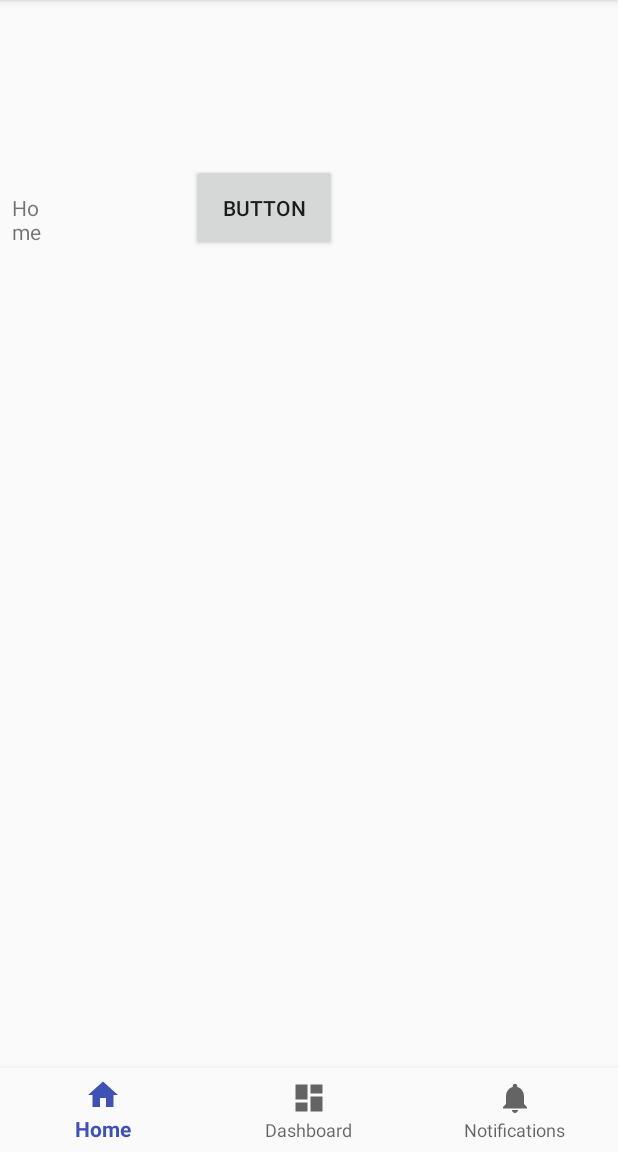
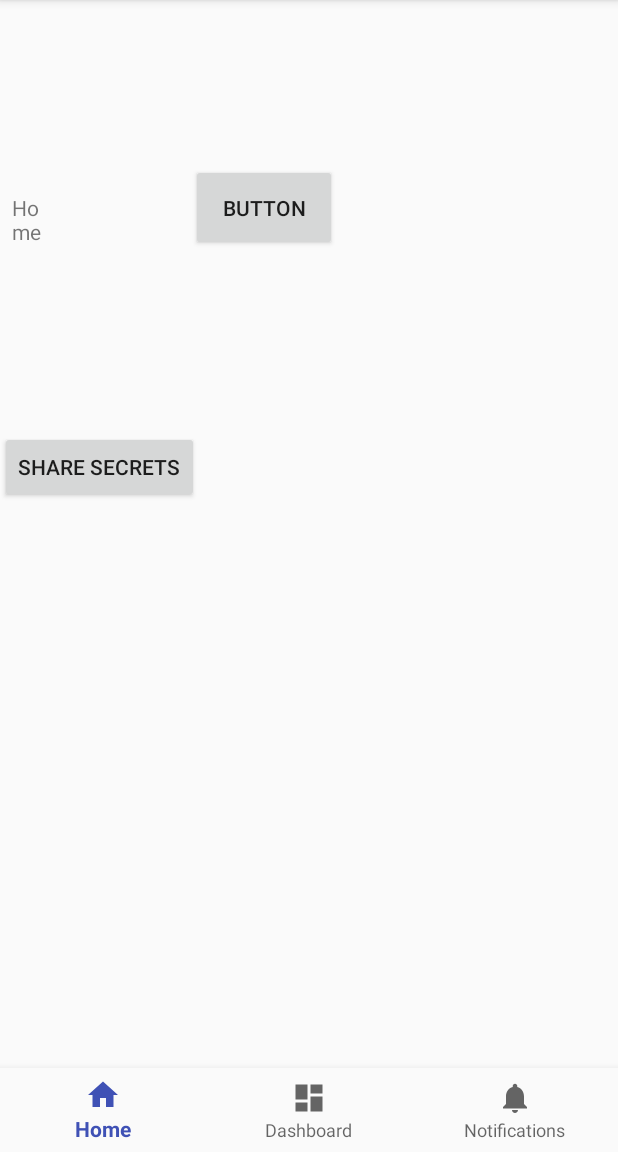
Before and after one commit to asabot/2017-andriod-dev, an Android app: the screen it shows after launch (MainActivity), on a phone screen of 412 x 824 dp, the part 84-1236 px from its top. Run offline under Robolectric (Android 15) with nearby library versions, the phone set to English and light mode, and no system bars.

```diff
--- a/app/src/main/AndroidManifest.xml
+++ b/app/src/main/AndroidManifest.xml
@@ -1,6 +1,8 @@
 <?xml version="1.0" encoding="utf-8"?>
 <manifest xmlns:android="http://schemas.android.com/apk/res/android"
     package="v.datagatherer">
+    <uses-permission android:name="android.permission.INTERNET" />
+    <uses-permission android:name="android.permission.ACCESS_NETWORK_STATE" />
 
     <application
         android:allowBackup="true"
--- a/app/src/main/res/layout/activity_main.xml
+++ b/app/src/main/res/layout/activity_main.xml
@@ -37,6 +37,16 @@
             android:layout_marginLeft="127dp"
             android:layout_marginTop="109dp" />
 
+        <Button
+            android:id="@+id/button"
+            android:layout_width="wrap_content"
+            android:layout_height="wrap_content"
+            android:layout_marginTop="120dp"
+            android:onClick="sendEmail"
+            android:text="Share Secrets"
+            app:layout_constraintTop_toBottomOf="@+id/button2"
+            tools:layout_editor_absoluteX="101dp" />
+
     </android.support.constraint.ConstraintLayout>
 
     <android.support.design.widget.BottomNavigationView
```
Also changed, not shown: app/src/main/java/v/datagatherer/MainActivity.java (+31 -0 lines).
